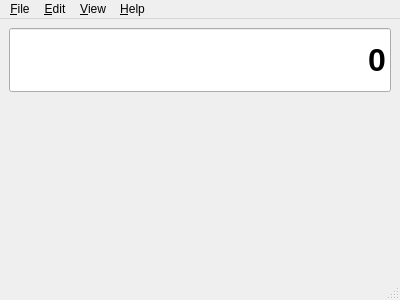
First picture: the form in forms/mainwindow.ui, repository VixenWorksAI/test-repo, before the edit.
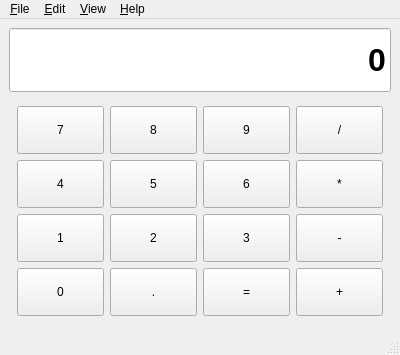
Second picture: the form after the edit.

Commit message: feat(agent): Design Placeholder for Numeric Buttons [task:E1-S3-T2]

Patch:
```diff
--- a/forms/mainwindow.ui
+++ b/forms/mainwindow.ui
@@ -70,6 +70,330 @@
         <height>0</height>
        </size>
       </property>
+      <layout class="QGridLayout" name="keypadGridLayout">
+       <property name="leftMargin">
+        <number>8</number>
+       </property>
+       <property name="topMargin">
+        <number>8</number>
+       </property>
+       <property name="rightMargin">
+        <number>8</number>
+       </property>
+       <property name="bottomMargin">
+        <number>8</number>
+       </property>
+       <property name="horizontalSpacing">
+        <number>6</number>
+       </property>
+       <property name="verticalSpacing">
+        <number>6</number>
+       </property>
+       <item row="0" column="0">
+        <widget class="QPushButton" name="button7">
+         <property name="text">
+          <string>7</string>
+         </property>
+         <property name="minimumSize">
+          <size>
+           <width>60</width>
+           <height>48</height>
+          </size>
+         </property>
+         <property name="sizePolicy">
+          <sizepolicy hsizetype="Expanding" vsizetype="Expanding">
+           <horstretch>1</horstretch>
+           <verstretch>1</verstretch>
+          </sizepolicy>
+         </property>
+        </widget>
+       </item>
+       <item row="0" column="1">
+        <widget class="QPushButton" name="button8">
+         <property name="text">
+          <string>8</string>
+         </property>
+         <property name="minimumSize">
+          <size>
+           <width>60</width>
+           <height>48</height>
+          </size>
+         </property>
+         <property name="sizePolicy">
+          <sizepolicy hsizetype="Expanding" vsizetype="Expanding">
+           <horstretch>1</horstretch>
+           <verstretch>1</verstretch>
+          </sizepolicy>
+         </property>
+        </widget>
+       </item>
+       <item row="0" column="2">
+        <widget class="QPushButton" name="button9">
+         <property name="text">
+          <string>9</string>
+         </property>
+         <property name="minimumSize">
+          <size>
+           <width>60</width>
+           <height>48</height>
+          </size>
+         </property>
+         <property name="sizePolicy">
+          <sizepolicy hsizetype="Expanding" vsizetype="Expanding">
+           <horstretch>1</horstretch>
+           <verstretch>1</verstretch>
+          </sizepolicy>
+         </property>
+        </widget>
+       </item>
+       <item row="0" column="3">
+        <widget class="QPushButton" name="buttonDivide">
+         <property name="text">
+          <string>/</string>
+         </property>
+         <property name="minimumSize">
+          <size>
+           <width>60</width>
+           <height>48</height>
+          </size>
+         </property>
+         <property name="sizePolicy">
+          <sizepolicy hsizetype="Expanding" vsizetype="Expanding">
+           <horstretch>1</horstretch>
+           <verstretch>1</verstretch>
+          </sizepolicy>
+         </property>
+        </widget>
+       </item>
+       <item row="1" column="0">
+        <widget class="QPushButton" name="button4">
+         <property name="text">
+          <string>4</string>
+         </property>
+         <property name="minimumSize">
+          <size>
+           <width>60</width>
+           <height>48</height>
+          </size>
+         </property>
+         <property name="sizePolicy">
+          <sizepolicy hsizetype="Expanding" vsizetype="Expanding">
+           <horstretch>1</horstretch>
+           <verstretch>1</verstretch>
+          </sizepolicy>
+         </property>
+        </widget>
+       </item>
+       <item row="1" column="1">
+        <widget class="QPushButton" name="button5">
+         <property name="text">
+          <string>5</string>
+         </property>
+         <property name="minimumSize">
+          <size>
+           <width>60</width>
+           <height>48</height>
+          </size>
+         </property>
+         <property name="sizePolicy">
+          <sizepolicy hsizetype="Expanding" vsizetype="Expanding">
+           <horstretch>1</horstretch>
+           <verstretch>1</verstretch>
+          </sizepolicy>
+         </property>
+        </widget>
+       </item>
+       <item row="1" column="2">
+        <widget class="QPushButton" name="button6">
+         <property name="text">
+          <string>6</string>
+         </property>
+         <property name="minimumSize">
+          <size>
+           <width>60</width>
+           <height>48</height>
+          </size>
+         </property>
+         <property name="sizePolicy">
+          <sizepolicy hsizetype="Expanding" vsizetype="Expanding">
+           <horstretch>1</horstretch>
+           <verstretch>1</verstretch>
+          </sizepolicy>
+         </property>
+        </widget>
+       </item>
+       <item row="1" column="3">
+        <widget class="QPushButton" name="buttonMultiply">
+         <property name="text">
+          <string>*</string>
+         </property>
+         <property name="minimumSize">
+          <size>
+           <width>60</width>
+           <height>48</height>
+          </size>
+         </property>
+         <property name="sizePolicy">
+          <sizepolicy hsizetype="Expanding" vsizetype="Expanding">
+           <horstretch>1</horstretch>
+           <verstretch>1</verstretch>
+          </sizepolicy>
+         </property>
+        </widget>
+       </item>
+       <item row="2" column="0">
+        <widget class="QPushButton" name="button1">
+         <property name="text">
+          <string>1</string>
+         </property>
+         <property name="minimumSize">
+          <size>
+           <width>60</width>
+           <height>48</height>
+          </size>
+         </property>
+         <property name="sizePolicy">
+          <sizepolicy hsizetype="Expanding" vsizetype="Expanding">
+           <horstretch>1</horstretch>
+           <verstretch>1</verstretch>
+          </sizepolicy>
+         </property>
+        </widget>
+       </item>
+       <item row="2" column="1">
+        <widget class="QPushButton" name="button2">
+         <property name="text">
+          <string>2</string>
+         </property>
+         <property name="minimumSize">
+          <size>
+           <width>60</width>
+           <height>48</height>
+          </size>
+         </property>
+         <property name="sizePolicy">
+          <sizepolicy hsizetype="Expanding" vsizetype="Expanding">
+           <horstretch>1</horstretch>
+           <verstretch>1</verstretch>
+          </sizepolicy>
+         </property>
+        </widget>
+       </item>
+       <item row="2" column="2">
+        <widget class="QPushButton" name="button3">
+         <property name="text">
+          <string>3</string>
+         </property>
+         <property name="minimumSize">
+          <size>
+           <width>60</width>
+           <height>48</height>
+          </size>
+         </property>
+         <property name="sizePolicy">
+          <sizepolicy hsizetype="Expanding" vsizetype="Expanding">
+           <horstretch>1</horstretch>
+           <verstretch>1</verstretch>
+          </sizepolicy>
+         </property>
+        </widget>
+       </item>
+       <item row="2" column="3">
+        <widget class="QPushButton" name="buttonSubtract">
+         <property name="text">
+          <string>-</string>
+         </property>
+         <property name="minimumSize">
+          <size>
+           <width>60</width>
+           <height>48</height>
+          </size>
+         </property>
+         <property name="sizePolicy">
+          <sizepolicy hsizetype="Expanding" vsizetype="Expanding">
+           <horstretch>1</horstretch>
+           <verstretch>1</verstretch>
+          </sizepolicy>
+         </property>
+        </widget>
+       </item>
+       <item row="3" column="0">
+        <widget class="QPushButton" name="button0">
+         <property name="text">
+          <string>0</string>
+         </property>
+         <property name="minimumSize">
+          <size>
+           <width>60</width>
+           <height>48</height>
+          </size>
+         </property>
+         <property name="sizePolicy">
+          <sizepolicy hsizetype="Expanding" vsizetype="Expanding">
+           <horstretch>1</horstretch>
+           <verstretch>1</verstretch>
+          </sizepolicy>
+         </property>
+        </widget>
+       </item>
+       <item row="3" column="1">
+        <widget class="QPushButton" name="buttonDecimal">
+         <property name="text">
+          <string>.</string>
+         </property>
+         <property name="minimumSize">
+          <size>
+           <width>60</width>
+           <height>48</height>
+          </size>
+         </property>
+         <property name="sizePolicy">
+          <sizepolicy hsizetype="Expanding" vsizetype="Expanding">
+           <horstretch>1</horstretch>
+           <verstretch>1</verstretch>
+          </sizepolicy>
+         </property>
+        </widget>
+       </item>
+       <item row="3" column="2">
+        <widget class="QPushButton" name="buttonEquals">
+         <property name="text">
+          <string>=</string>
+         </property>
+         <property name="minimumSize">
+          <size>
+           <width>60</width>
+           <height>48</height>
+          </size>
+         </property>
+         <property name="sizePolicy">
+          <sizepolicy hsizetype="Expanding" vsizetype="Expanding">
+           <horstretch>1</horstretch>
+           <verstretch>1</verstretch>
+          </sizepolicy>
+         </property>
+        </widget>
+       </item>
+       <item row="3" column="3">
+        <widget class="QPushButton" name="buttonAdd">
+         <property name="text">
+          <string>+</string>
+         </property>
+         <property name="minimumSize">
+          <size>
+           <width>60</width>
+           <height>48</height>
+          </size>
+         </property>
+         <property name="sizePolicy">
+          <sizepolicy hsizetype="Expanding" vsizetype="Expanding">
+           <horstretch>1</horstretch>
+           <verstretch>1</verstretch>
+          </sizepolicy>
+         </property>
+        </widget>
+       </item>
+      </layout>
      </widget>
     </item>
    </layout>
```
